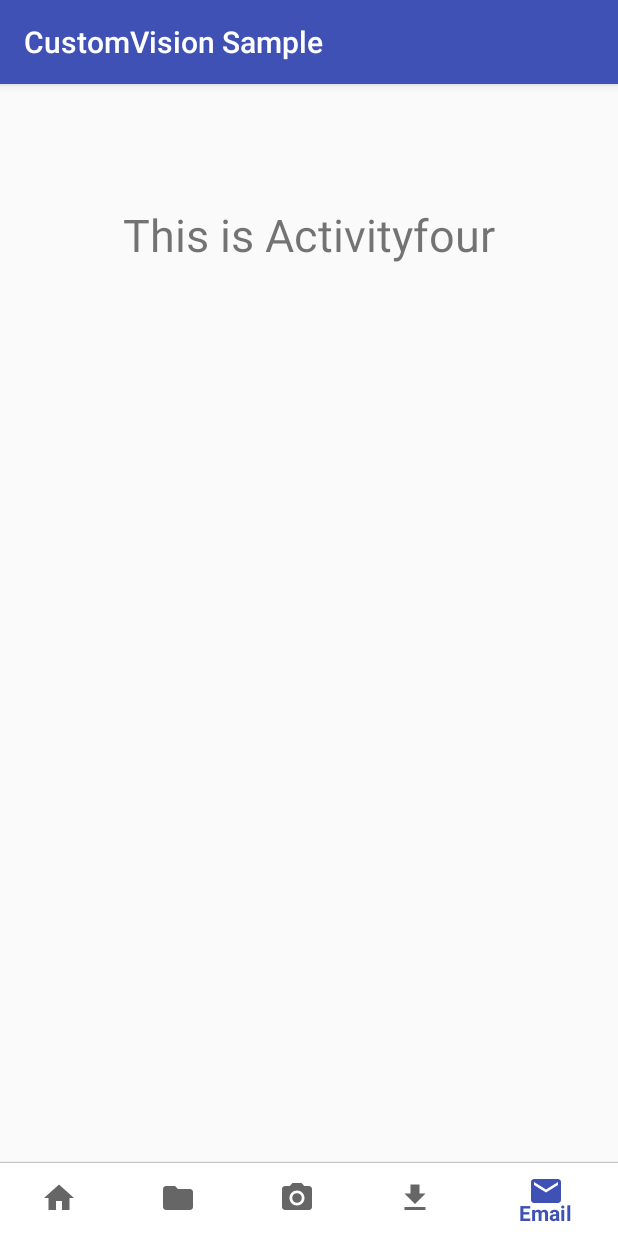
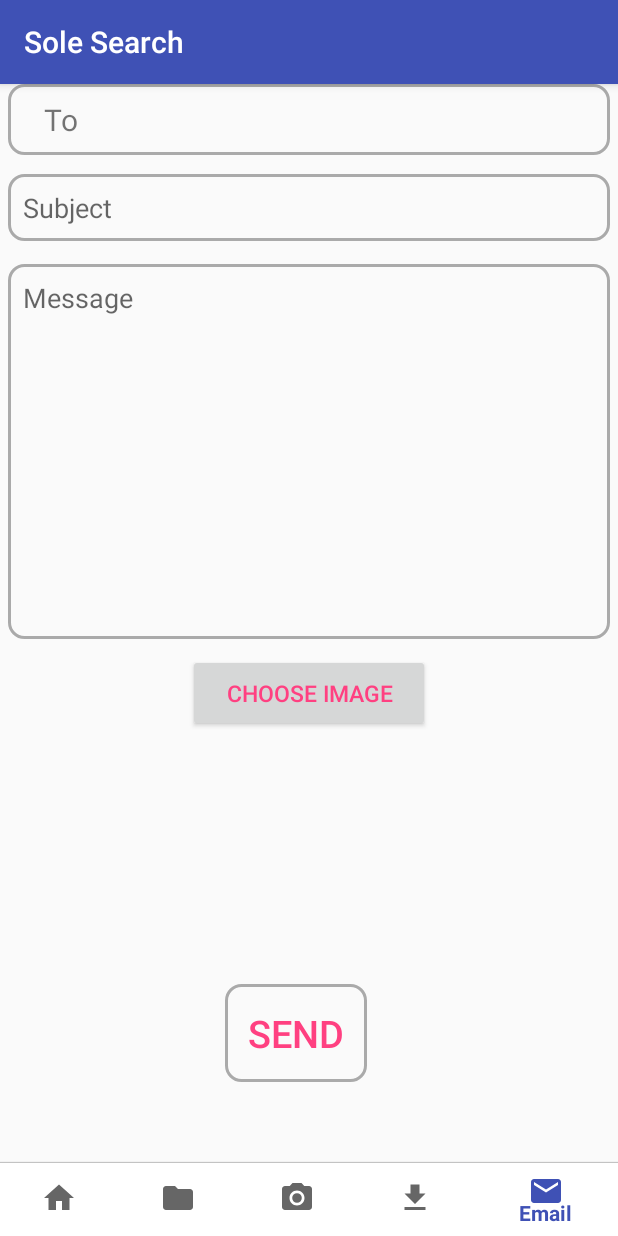
Before and after one commit to Hambrsoom/SoleSearchAR, an Android app: the ActivityFour screen opened directly, with no data from a screen before it, on a phone screen of 412 x 824 dp. Run offline under Robolectric (Android 15) with nearby library versions, the phone set to English and light mode, and no system bars.

Commit message:
cleaning up the project and implemented the email feature

```diff
--- a/app/src/main/java/demo/tensorflow/org/customvision_sample/ActivityFour.java
+++ b/app/src/main/java/demo/tensorflow/org/customvision_sample/ActivityFour.java
@@ -2,29 +2,99 @@ package demo.tensorflow.org.customvision_sample;
 
 import androidx.appcompat.app.AppCompatActivity;
 import android.content.Intent;
+import android.graphics.Bitmap;
+import android.graphics.BitmapFactory;
+import android.media.Image;
+import android.net.Uri;
 import android.os.Bundle;
 import androidx.annotation.NonNull;
 import androidx.annotation.Nullable;
 import com.google.android.material.bottomnavigation.BottomNavigationView;
 import android.view.Menu;
 import android.view.MenuItem;
+import android.view.View;
+import android.widget.Button;
+import android.widget.EditText;
+import android.widget.ImageView;
 import android.widget.TextView;
+
+import java.io.FileNotFoundException;
+import java.io.InputStream;
 
 /**
  * Created by User on 4/15/2017.
  */
 
 public class ActivityFour extends AppCompatActivity {
+    private EditText editTO, editSubject, editMessage;
+    private Button btnSend, btnChoosePicture;
+    private BottomNavigationView bottomNavigationView;
+    private ImageView chooseImage;
+    private Uri imageUri;
 
     @Override
     protected void onCreate(@Nullable Bundle savedInstanceState) {
         super.onCreate(savedInstanceState);
         setContentView(R.layout.activity_four);
 
-        TextView title = (TextView) findViewById(R.id.activityTitle4);
-        title.setText("This is Activityfour");
+        initComponents();
+        initNavBar();
+    }
 
-        BottomNavigationView bottomNavigationView = (BottomNavigationView) findViewById(R.id.bottomNavView_Bar);
+    private void initComponents(){
+        editTO = findViewById(R.id.text_to);
+        editSubject = findViewById(R.id.text_subject);
+        editMessage = findViewById(R.id.text_message);
+        btnSend = findViewById(R.id.btn_send);
+        chooseImage = findViewById(R.id.image);
+        btnChoosePicture = findViewById(R.id.pick_Image_btn);
+        setupChoosePictureBtn();
+        setupSendBtn();
+    }
+
+    private void setupChoosePictureBtn(){
+        btnChoosePicture.setOnClickListener(new View.OnClickListener() {
+            @Override
+            public void onClick(View v) {
+                Intent galleryIntent = new Intent(Intent.ACTION_GET_CONTENT);
+                galleryIntent.setType("image/*");
+                startActivityForResult(Intent.createChooser(galleryIntent,"Pick an image"),1);
+
+            }
+        });
+    }
+
+    @Override
+    protected void onActivityResult(int requestCode, int resultCode, @Nullable Intent data) {
+        super.onActivityResult(requestCode, resultCode, data);
+        if (requestCode == 1 && resultCode == RESULT_OK){
+            try {
+                imageUri = data.getData();
+                InputStream inputStream = getContentResolver().openInputStream(data.getData());
+                Bitmap bitmap = BitmapFactory.decodeStream(inputStream);
+                chooseImage.setImageBitmap(bitmap);
+            }catch (FileNotFoundException e ){
+                e.printStackTrace();
+            }
+        }
+    }
+
+    private void setupSendBtn(){
+        btnSend.setOnClickListener(new View.OnClickListener() {
+            @Override
+            public void onClick(View v) {
+                Intent intent = new Intent(Intent.ACTION_VIEW,
+                        Uri.parse("mailto:" + editTO.getText().toString()));
+                intent.putExtra(Intent.EXTRA_SUBJECT, editSubject.getText().toString());
+                intent.putExtra(Intent.EXTRA_TEXT,editMessage.getText().toString());
+                intent.putExtra(Intent.EXTRA_STREAM,imageUri);
+                startActivity(intent);
+            }
+        });
+    }
+
+    private void initNavBar(){
+        bottomNavigationView = (BottomNavigationView) findViewById(R.id.bottomNavView_Bar);
         BottomNavigationViewHelper.disableShiftMode(bottomNavigationView);
         Menu menu = bottomNavigationView.getMenu();
         MenuItem menuItem = menu.getItem(4);
@@ -57,8 +127,6 @@ public class ActivityFour extends AppCompatActivity {
                     case R.id.navigation_email:
                         break;
                 }
-
-
                 return false;
             }
         });
--- /dev/null
+++ b/app/src/main/res/drawable/bg_shape.xml
@@ -0,0 +1,8 @@
+<?xml version="1.0" encoding="utf-8"?>
+<shape xmlns:android="http://schemas.android.com/apk/res/android"
+    android:shape = "rectangle">
+    <solid android:color="@android:color/transparent"/>
+    <corners android:radius="10dp"/>
+    <stroke android:width="2dp" android:color="@android:color/darker_gray"/>
+
+</shape>
--- a/app/src/main/res/drawable/ic_text_round_blue.xml
+++ b/app/src/main/res/drawable/ic_text_round_blue.xml
@@ -4,5 +4,5 @@
     android:shape="rectangle">
 
     <corners android:radius="50dp" />
-    <solid android:color="@color/colorBlue" />
+    <solid android:color="@color/colorPrimary" />
 </shape>
--- a/app/src/main/res/layout/activity_four.xml
+++ b/app/src/main/res/layout/activity_four.xml
@@ -1,5 +1,6 @@
 <?xml version="1.0" encoding="utf-8"?>
-<androidx.coordinatorlayout.widget.CoordinatorLayout xmlns:android="http://schemas.android.com/apk/res/android"
+<androidx.coordinatorlayout.widget.CoordinatorLayout
+    xmlns:android="http://schemas.android.com/apk/res/android"
     xmlns:app="http://schemas.android.com/apk/res-auto"
     xmlns:tools="http://schemas.android.com/tools"
     android:layout_width="match_parent"
@@ -9,20 +10,85 @@
         android:layout_width="match_parent"
         android:layout_height="match_parent">
 
-        <RelativeLayout
+        <LinearLayout
             android:layout_width="match_parent"
-            android:layout_height="match_parent"
-            android:layout_above="@+id/bottomBar">
+            android:layout_height="wrap_content"
+            android:padding="10dp"
+            android:background="@drawable/bg_shape"
+            android:layout_marginLeft="5dp"
+            android:layout_marginRight="5dp">
 
             <TextView
-                android:id="@+id/activityTitle4"
+                android:layout_width="50dp"
+                android:layout_height="wrap_content"
+                android:text="To"
+                android:textSize="20sp"
+                android:gravity="center" />
+
+            <EditText
                 android:layout_width="match_parent"
                 android:layout_height="wrap_content"
-                android:layout_marginTop="80dp"
-                android:textAlignment="center"
-                android:textSize="30sp" />
+                android:id="@+id/text_to"
+                android:background="@android:color/transparent"/>
 
-        </RelativeLayout>
+        </LinearLayout>
+
+        <EditText
+            android:layout_width="match_parent"
+            android:layout_height="wrap_content"
+            android:id="@+id/text_subject"
+            android:hint="Subject"
+            android:padding="10dp"
+            android:layout_marginTop="60dp"
+            android:background="@drawable/bg_shape"
+            android:layout_marginLeft="5dp"
+            android:layout_marginRight="5dp"
+            />
+        <EditText
+            android:layout_width="match_parent"
+            android:layout_height="250dp"
+            android:id="@+id/text_message"
+            android:layout_weight ="1"
+            android:hint="Message"
+            android:padding="10dp"
+            android:gravity="top"
+            android:layout_marginTop="120dp"
+            android:background="@drawable/bg_shape"
+            android:layout_marginLeft="5dp"
+            android:layout_marginRight="5dp"
+            />
+        <Button
+            android:layout_width="match_parent"
+            android:layout_height="wrap_content"
+            android:id="@+id/pick_Image_btn"
+            android:text="Choose Image"
+            android:layout_marginTop="380dp"
+            android:layout_marginLeft="125dp"
+            android:layout_marginRight="125dp"
+            android:padding="15dp"
+            android:textColor="@color/colorAccent"
+            android:textSize="15sp"
+            />
+
+        <ImageView
+            android:layout_width="match_parent"
+            android:layout_height="140dp"
+            android:layout_marginTop="450dp"
+            android:id="@+id/image"
+            />
+
+
+        <Button
+            android:id="@+id/btn_send"
+            android:layout_width="wrap_content"
+            android:layout_height="wrap_content"
+            android:layout_marginLeft="150dp"
+            android:layout_marginTop="600dp"
+            android:background="@drawable/bg_shape"
+            android:padding="15dp"
+            android:text="send"
+            android:textColor="@color/colorAccent"
+            android:textSize="25sp" />
 
         <RelativeLayout
             android:id="@+id/bottomBar"
--- a/app/src/main/res/values/strings.xml
+++ b/app/src/main/res/values/strings.xml
@@ -1,5 +1,5 @@
 <resources>
-    <string name="app_name">CustomVision Sample</string>
+    <string name="app_name">Sole Search</string>
     <string name="activity_name_classification">Classify</string>
     <string name="camera_error">This device doesn\'t support Camera2 API.</string>
     <string name="title_home">Home</string>
@@ -16,5 +16,5 @@
 
     <string name="hello_first_fragment">Hello first fragment</string>
     <string name="hello_second_fragment">Hello second fragment. Arg: %1$s</string>
-    <string name="select_width_or_height">Select width or height</string>
+    <string name="select_width_or_height">Place Two Pins</string>
 </resources>
```
Also changed, not shown: app/src/main/AndroidManifest.xml (+11 -12 lines), app/src/main/java/demo/tensorflow/org/customvision_sample/CameraActivity.java (+45 -1 lines), app/src/main/res/drawable/round.xml (deleted, +0 -7 lines), app/src/main/res/layout/camera_connection_fragment.xml (+23 -26 lines), 1 other file.
